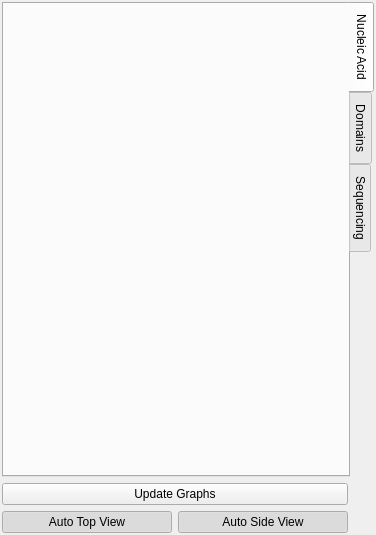
Old version of the form ui/panels/config/panel.ui in the repository NATuG3/NATuG3.
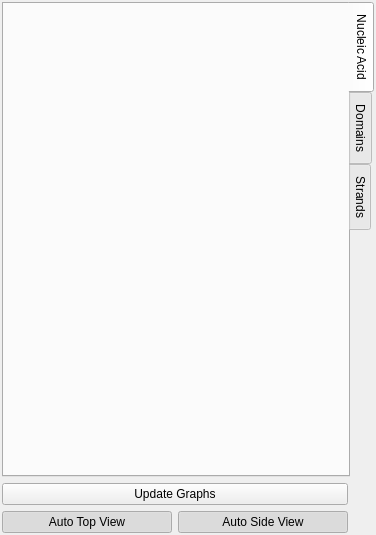
New version of the form.

Diff of the .ui file:
```diff
--- a/ui/panels/config/panel.ui
+++ b/ui/panels/config/panel.ui
@@ -67,7 +67,7 @@
                     </widget>
                     <widget class="QWidget" name="sequencing_tab">
                         <attribute name="title">
-                            <string>Sequencing</string>
+       <string>Strands</string>
                         </attribute>
                     </widget>
                 </widget>
```
Left out of the diff: 2 changed lines with no effect on the pictures. Lines whose indentation alone changed are shown as unchanged.
